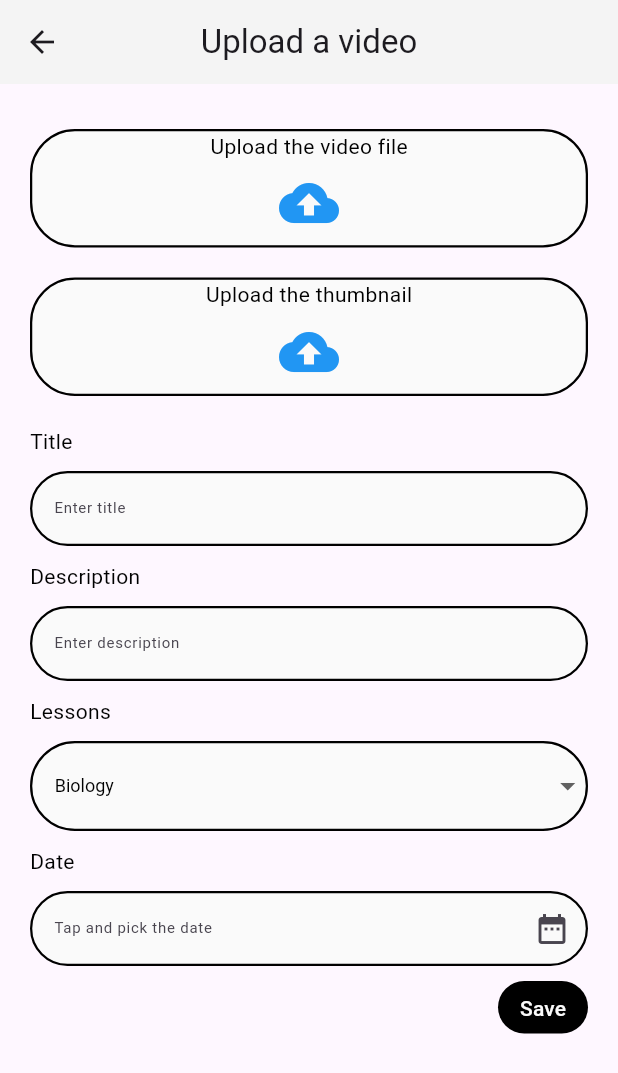
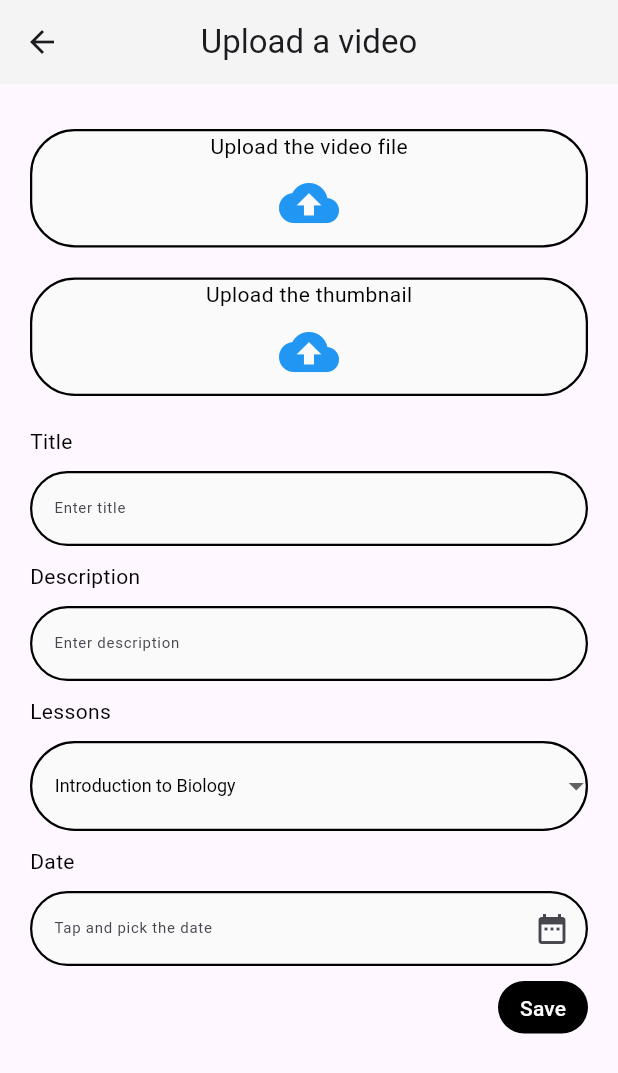
Before and after one commit to isuru9625/admin-instrutor-student, a Flutter app: the AddVideo screen opened directly with empty values, on a phone screen of 412 x 824 dp. Shown: the top 1073 px of the screen. Run offline on Flutter 3.47's test engine with Material 3 defaults, Android fonts, the phone set to English and light mode, and no system bars; our stand-ins replace cloud_firestore, firebase_core, firebase_storage, gap, google_fonts, image_picker; missing offline and left inert: flutter_email_sender; accounts and stored records are empty.

Commit message:
Update add_video.dart to add new sybjects

```diff
--- a/lib/screens/add_folder_screen/add_video.dart
+++ b/lib/screens/add_folder_screen/add_video.dart
@@ -39,7 +39,7 @@ class _AddVideoState extends State<AddVideo> {
   void initState() {
     super.initState();
     setState(() {
-      lessons.addAll(['Biology', 'Chemistry', 'Physics']);
+      lessons.addAll(['Introduction to Biology', 'Chemical and cellular basis of life', 'Evolution and diversity of organisms', 'Evolution and diversity of organisms', 'Part 1-Animal form and function', 'Part 2-Animal form and function', 'Genetics, Molecular Biology and Recombinant DNA Technology', 'Environmental Biology', 'Microbiology', 'Applied Biology']);
 
       selectedLesson = lessons.first;
       _selectedDate = DateTime.now();
```
